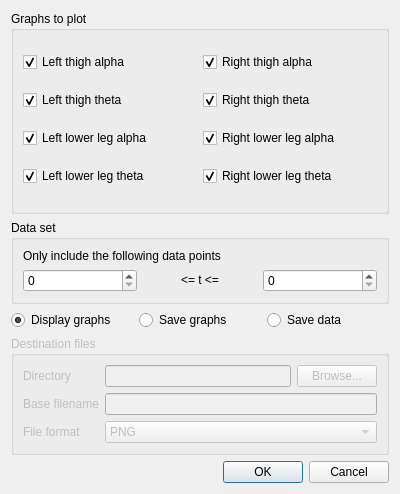
The window that modelfitting/src/graphplotter.ui (davidsansome/gait-modelfitting) describes before a commit, drawn with Qt 5.
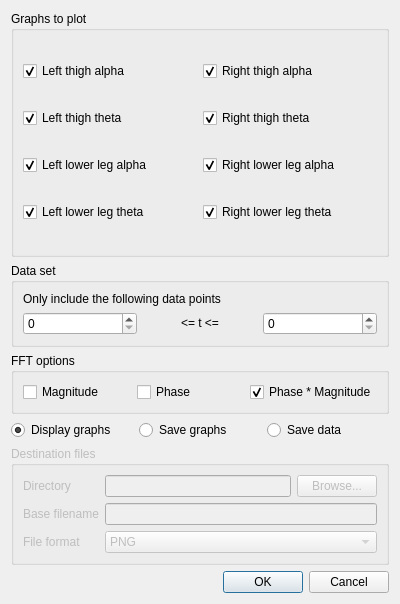
The same window after the commit.

Commit message: Proper FFT graph plotting UI

What changed in the file:
```diff
--- a/modelfitting/src/graphplotter.ui
+++ b/modelfitting/src/graphplotter.ui
@@ -6,7 +6,7 @@
     <x>0</x>
     <y>0</y>
     <width>400</width>
-    <height>494</height>
+    <height>604</height>
    </rect>
   </property>
   <property name="windowTitle" >
@@ -88,7 +88,7 @@
            <x>0</x>
            <y>0</y>
            <width>378</width>
-           <height>136</height>
+           <height>174</height>
           </rect>
          </property>
          <layout class="QGridLayout" name="gridLayout_2" >
@@ -211,6 +211,39 @@
      </layout>
     </widget>
    </item>
+   <item>
+    <widget class="QGroupBox" name="fftBox" >
+     <property name="title" >
+      <string>FFT options</string>
+     </property>
+     <layout class="QHBoxLayout" name="horizontalLayout_2" >
+      <item>
+       <widget class="QCheckBox" name="magnitude" >
+        <property name="text" >
+         <string>Magnitude</string>
+        </property>
+       </widget>
+      </item>
+      <item>
+       <widget class="QCheckBox" name="phase" >
+        <property name="text" >
+         <string>Phase</string>
+        </property>
+       </widget>
+      </item>
+      <item>
+       <widget class="QCheckBox" name="phaseMagnitude" >
+        <property name="text" >
+         <string>Phase * Magnitude</string>
+        </property>
+        <property name="checked" >
+         <bool>true</bool>
+        </property>
+       </widget>
+      </item>
+     </layout>
+    </widget>
+   </item>
    <item>
     <layout class="QHBoxLayout" name="horizontalLayout" >
      <item>
```
The commit also changes 6 other files.
